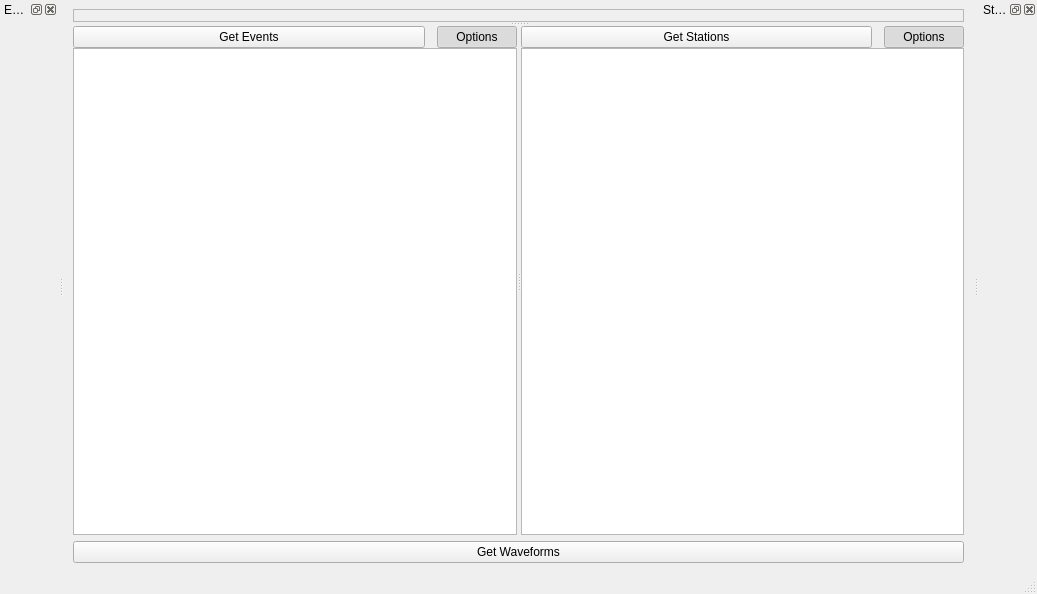
iris-edu/pyweed, file pyweed/gui/uic/MainWindow.ui: the form before one commit.
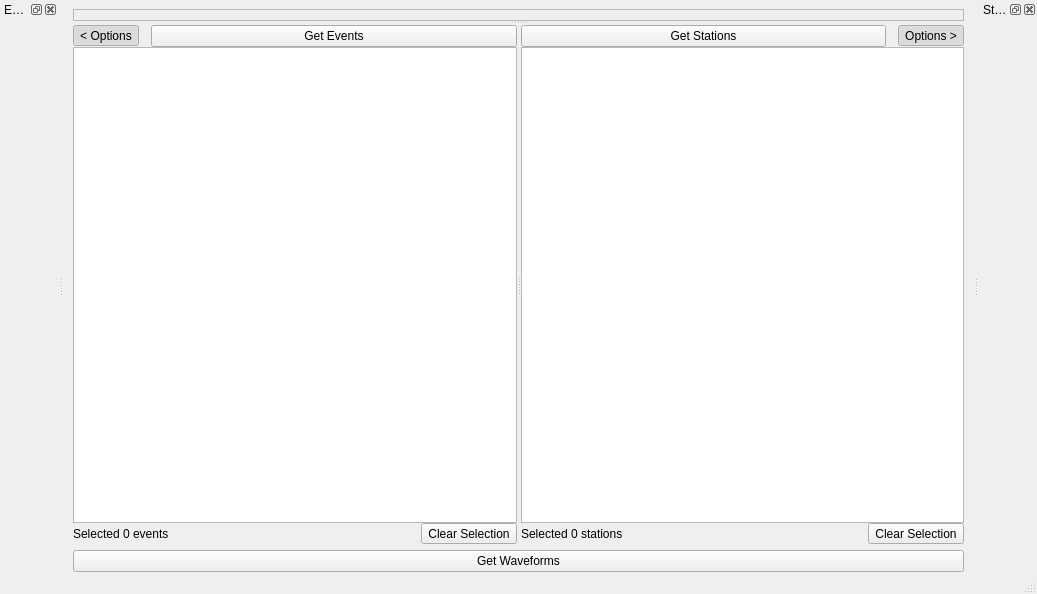
The form after the commit. Custom widgets are drawn as their Qt base class.

Commit message:
Event/station tabular data no longer wraps (#79)
Added a label indicating the number of selected events/stations, and a button to clear the selection since this can be awkward with the ToggleSelection mode.

Numeric table columns can now display non-numeric text

Removed separate magnitude type column for events, the magnitude column now includes the type (eg. "4.6 mb")

```diff
--- a/pyweed/gui/uic/MainWindow.ui
+++ b/pyweed/gui/uic/MainWindow.ui
@@ -18,11 +18,17 @@
   </property>
   <widget class="QWidget" name="centralwidget">
    <layout class="QVBoxLayout" name="verticalLayout">
+    <property name="bottomMargin">
+     <number>0</number>
+    </property>
     <item>
      <widget class="QSplitter" name="splitter">
       <property name="orientation">
        <enum>Qt::Vertical</enum>
       </property>
+      <property name="childrenCollapsible">
+       <bool>false</bool>
+      </property>
       <widget class="QFrame" name="mapFrame">
        <property name="frameShape">
         <enum>QFrame::StyledPanel</enum>
@@ -57,9 +63,15 @@
       </widget>
       <widget class="QWidget" name="eventAndStationWidget" native="true">
        <layout class="QVBoxLayout" name="verticalLayout_3" stretch="1,0">
+        <property name="spacing">
+         <number>-1</number>
+        </property>
         <property name="leftMargin">
          <number>0</number>
         </property>
+        <property name="topMargin">
+         <number>0</number>
+        </property>
         <property name="rightMargin">
          <number>0</number>
         </property>
@@ -74,6 +86,9 @@
           <property name="orientation">
            <enum>Qt::Horizontal</enum>
           </property>
+          <property name="childrenCollapsible">
+           <bool>false</bool>
+          </property>
           <widget class="QWidget" name="eventsWidget" native="true">
            <layout class="QVBoxLayout" name="eventsLayout">
             <property name="spacing">
@@ -96,6 +111,25 @@
               <property name="spacing">
                <number>12</number>
               </property>
+              <item>
+               <widget class="QToolButton" name="toggleEventOptions">
+                <property name="sizePolicy">
+                 <sizepolicy hsizetype="Fixed" vsizetype="Fixed">
+                  <horstretch>0</horstretch>
+                  <verstretch>0</verstretch>
+                 </sizepolicy>
+                </property>
+                <property name="text">
+                 <string>&lt; Options</string>
+                </property>
+                <property name="checkable">
+                 <bool>true</bool>
+                </property>
+                <property name="checked">
+                 <bool>true</bool>
+                </property>
+               </widget>
+              </item>
               <item>
                <widget class="QPushButton" name="getEventsButton">
                 <property name="text">
@@ -103,25 +137,6 @@
                 </property>
                </widget>
               </item>
-              <item>
-               <widget class="QPushButton" name="toggleEventOptions">
-                <property name="sizePolicy">
-                 <sizepolicy hsizetype="Fixed" vsizetype="Fixed">
-                  <horstretch>0</horstretch>
-                  <verstretch>0</verstretch>
-                 </sizepolicy>
-                </property>
-                <property name="text">
-                 <string>Options</string>
-                </property>
-                <property name="checkable">
-                 <bool>true</bool>
-                </property>
-                <property name="checked">
-                 <bool>true</bool>
-                </property>
-               </widget>
-              </item>
              </layout>
             </item>
             <item>
@@ -129,6 +144,9 @@
               <property name="editTriggers">
                <set>QAbstractItemView::NoEditTriggers</set>
               </property>
+              <property name="alternatingRowColors">
+               <bool>true</bool>
+              </property>
               <property name="selectionMode">
                <enum>QAbstractItemView::MultiSelection</enum>
               </property>
@@ -141,11 +159,32 @@
               <property name="sortingEnabled">
                <bool>true</bool>
               </property>
-              <attribute name="horizontalHeaderStretchLastSection">
-               <bool>true</bool>
+              <property name="wordWrap">
+               <bool>false</bool>
+              </property>
+              <attribute name="verticalHeaderVisible">
+               <bool>false</bool>
               </attribute>
              </widget>
             </item>
+            <item>
+             <layout class="QHBoxLayout" name="horizontalLayout">
+              <item>
+               <widget class="QLabel" name="eventSelectionLabel">
+                <property name="text">
+                 <string>Selected 0 events</string>
+                </property>
+               </widget>
+              </item>
+              <item>
+               <widget class="QToolButton" name="clearEventSelectionButton">
+                <property name="text">
+                 <string>Clear Selection</string>
+                </property>
+               </widget>
+              </item>
+             </layout>
+            </item>
            </layout>
           </widget>
           <widget class="QWidget" name="stationsWidget" native="true">
@@ -178,15 +217,18 @@
                </widget>
               </item>
               <item>
-               <widget class="QPushButton" name="toggleStationOptions">
+               <widget class="QToolButton" name="toggleStationOptions">
                 <property name="sizePolicy">
                  <sizepolicy hsizetype="Fixed" vsizetype="Fixed">
                   <horstretch>0</horstretch>
                   <verstretch>0</verstretch>
                  </sizepolicy>
                 </property>
+                <property name="focusPolicy">
+                 <enum>Qt::NoFocus</enum>
+                </property>
                 <property name="text">
-                 <string>Options</string>
+                 <string>Options &gt;</string>
                 </property>
                 <property name="checkable">
                  <bool>true</bool>
@@ -203,6 +245,9 @@
               <property name="editTriggers">
                <set>QAbstractItemView::NoEditTriggers</set>
               </property>
+              <property name="alternatingRowColors">
+               <bool>true</bool>
+              </property>
               <property name="selectionMode">
                <enum>QAbstractItemView::MultiSelection</enum>
               </property>
@@ -215,11 +260,32 @@
               <property name="sortingEnabled">
                <bool>true</bool>
               </property>
-              <attribute name="horizontalHeaderStretchLastSection">
-               <bool>true</bool>
+              <property name="wordWrap">
+               <bool>false</bool>
+              </property>
+              <attribute name="verticalHeaderVisible">
+               <bool>false</bool>
               </attribute>
              </widget>
             </item>
+            <item>
+             <layout class="QHBoxLayout" name="horizontalLayout_2">
+              <item>
+               <widget class="QLabel" name="stationSelectionLabel">
+                <property name="text">
+                 <string>Selected 0 stations</string>
+                </property>
+               </widget>
+              </item>
+              <item>
+               <widget class="QToolButton" name="clearStationSelectionButton">
+                <property name="text">
+                 <string>Clear Selection</string>
+                </property>
+               </widget>
+              </item>
+             </layout>
+            </item>
            </layout>
           </widget>
          </widget>
```
The commit also changes 6 other files.
